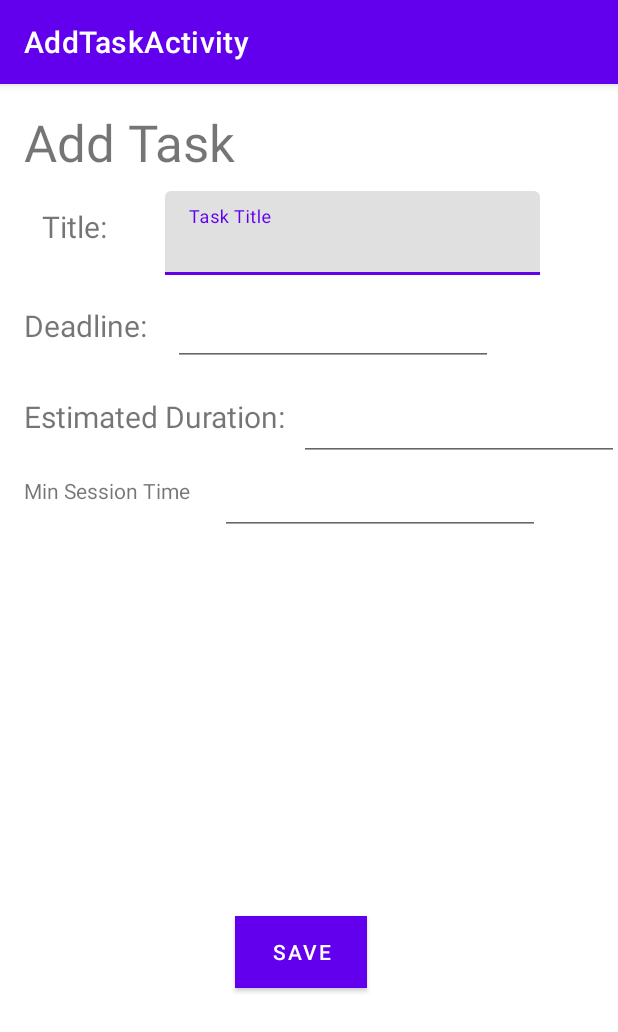
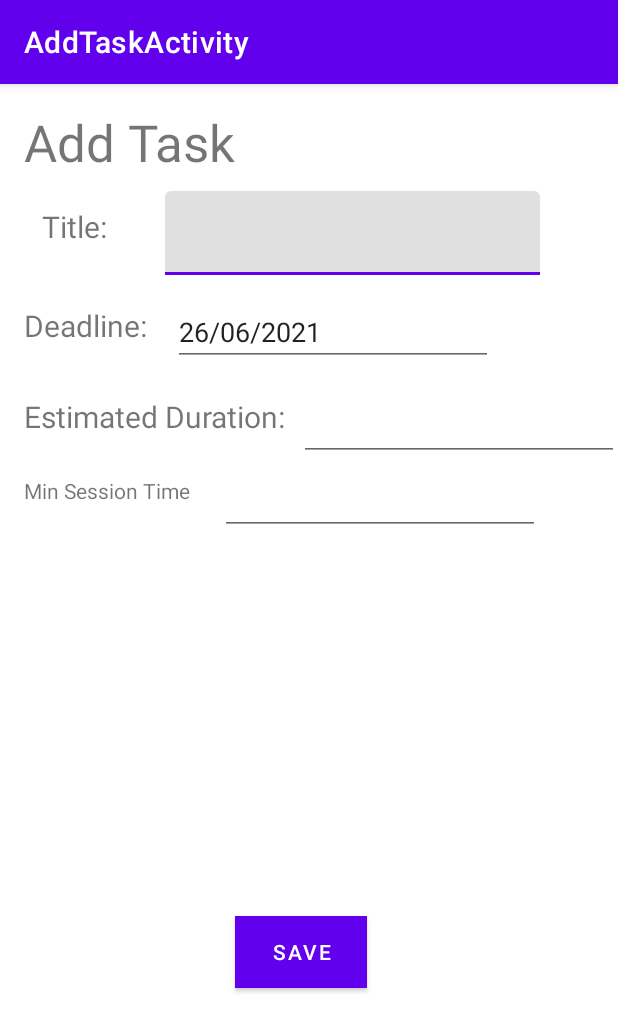
Before and after one commit to nataly-milman/os-planner, an Android app: the AddTaskActivity screen opened directly, with no data from a screen before it, on a phone screen of 412 x 824 dp. Shown: the top 1032 px of the screen. Run offline under Robolectric (Android 15) with nearby library versions, the phone set to English and light mode, and no system bars; our stand-ins replace data binding.

Commit message:
Creating dialog for pivking date

```diff
--- a/exampleapp/src/main/java/net/planner/exampleapp/AddTaskActivity.kt
+++ b/exampleapp/src/main/java/net/planner/exampleapp/AddTaskActivity.kt
@@ -1,5 +1,6 @@
 package net.planner.exampleapp
 
+import android.app.DatePickerDialog
 import android.appwidget.AppWidgetManager
 import android.content.Context
 import android.content.Intent
@@ -9,11 +10,15 @@ import androidx.databinding.BaseObservable
 import androidx.databinding.Bindable
 import androidx.databinding.DataBindingUtil
 import net.planner.exampleapp.databinding.ActivityAddTaskBinding
+import java.text.SimpleDateFormat
+import java.util.*
 
 class AddTaskActivity : AppCompatActivity() {
 
     companion object {
         private const val TAG = "AddTaskActivity"
+
+        val formatter = SimpleDateFormat("dd/MM/yyyy")
 
         fun createIntent(context: Context, widgetId: Int): Intent {
             val intent = Intent(context, AddTaskActivity::class.java)
@@ -21,6 +26,7 @@ class AddTaskActivity : AppCompatActivity() {
             return intent
         }
     }
+
 
     private val mContent = Content()
     private lateinit var mBinding: ActivityAddTaskBinding
@@ -30,8 +36,8 @@ class AddTaskActivity : AppCompatActivity() {
     private val titleInput: String
         get() = mBinding.edtTitle.text.toString().trim { it <= ' '}
 
-    private val deadline: String
-        get() = mBinding.deadlineDate.text.toString().trim { it <= ' '}
+//    private val deadline: String
+//        get() = mBinding.deadlineDate.text.toString().trim { it <= ' '}
 
     private val duration: String
         get() = mBinding.estimatedDurationTime.text.toString().trim { it <= ' '}
@@ -49,6 +55,20 @@ class AddTaskActivity : AppCompatActivity() {
 
         widgetId = intent.getIntExtra(AppWidgetManager.EXTRA_APPWIDGET_ID,0)
 
+        mBinding.deadlineDate.setText(formatter.format(System.currentTimeMillis()))
+
+        // Open date picker for date
+        mBinding.deadlineDate.setOnClickListener {
+            val currentTime = Calendar.getInstance().apply {
+                timeInMillis = System.currentTimeMillis() // @TODO not current time but time the widget is showing
+            }
+            val dialog = DatePickerDialog(this, DatePickerDialog.OnDateSetListener { view, year, month, dayOfMonth ->
+                // Make the text resource of the deadline in add_task_activity dhow the date selected
+                // @TODO update
+                mBinding.deadlineDate.setText("$dayOfMonth/$month/$year") // @TODO add resource template and fill here
+            }, currentTime.get(Calendar.YEAR) , currentTime.get(Calendar.MONTH), currentTime.get(Calendar.DAY_OF_MONTH) )
+            dialog.show()
+        }
 
         // @TODO need to instantiate savedInstanceState with WidgetProvider information like which calendars to use
 
@@ -72,6 +92,7 @@ class AddTaskActivity : AppCompatActivity() {
 
 
     class Content : BaseObservable() {
+
         @get:Bindable
         var title: String = "Task"
             set(customerName) {
@@ -80,7 +101,7 @@ class AddTaskActivity : AppCompatActivity() {
             }
 
         @get:Bindable
-        var deadline: String = "29/06/21"
+        var deadline: String = formatter.format(System.currentTimeMillis())
             set(customerName) {
                 field = customerName
                 notifyPropertyChanged(BR.deadline)
--- a/exampleapp/src/main/res/layout/activity_add_task.xml
+++ b/exampleapp/src/main/res/layout/activity_add_task.xml
@@ -67,7 +67,6 @@
                 android:layout_width="250dp"
                 android:layout_height="wrap_content"
                 android:allowUndo="true"
-                android:hint="@string/task_title"
                 android:singleLine="true"
                 android:textSize="16sp" />
         </com.google.android.material.textfield.TextInputLayout>
```
